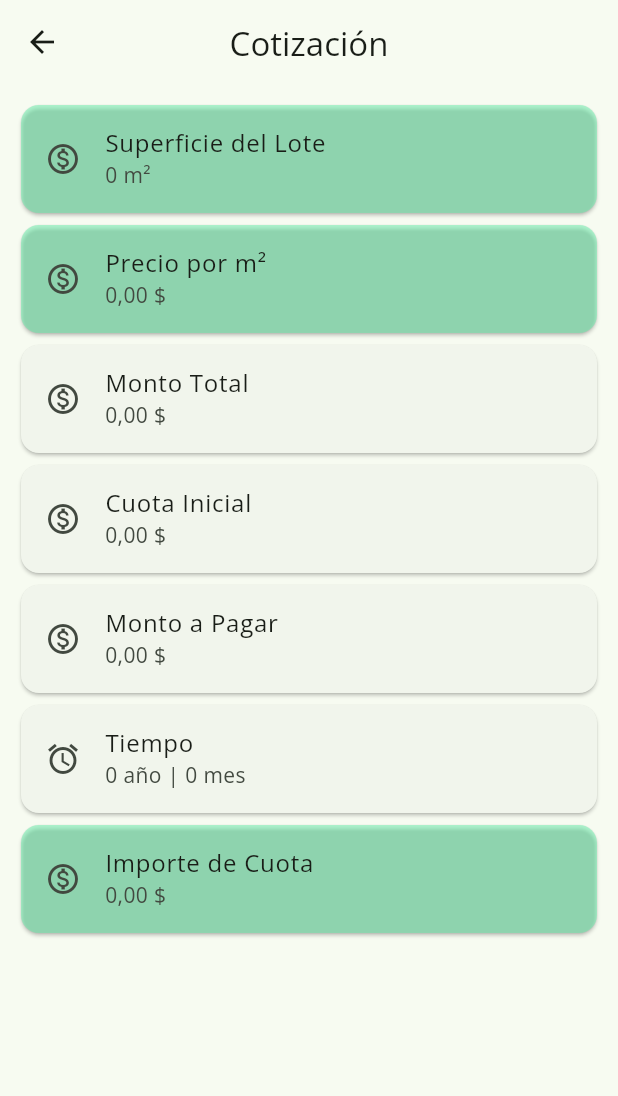
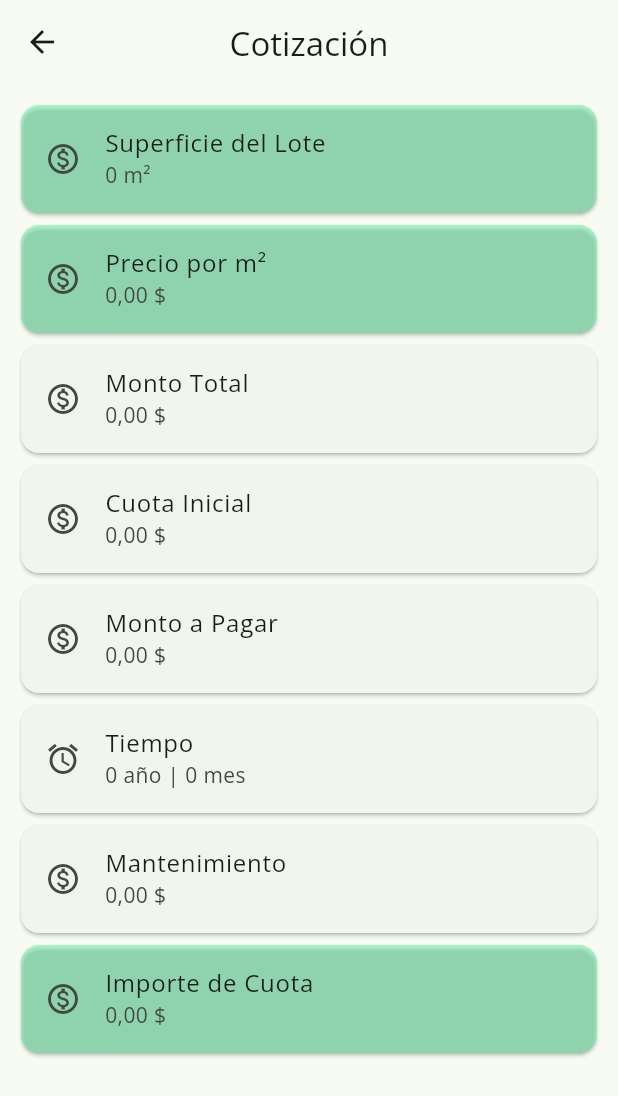
Before and after one commit to Jose20025/cotizador, a Flutter app: the CotizacionPage screen opened directly with empty values, on a phone screen of 412 x 824 dp. Shown: the top 1096 px of the screen. Run offline on Flutter 3.47's test engine with Material 2 defaults, Android fonts, the phone set to English and light mode, and no system bars; our stand-ins replace shared_preferences; accounts and stored records are empty.

Commit message:
CotizacionPage adaptada

```diff
--- a/lib/views/cotizacion_page.dart
+++ b/lib/views/cotizacion_page.dart
@@ -58,6 +58,12 @@ class CotizacionPage extends StatelessWidget {
                     '${NumberFormat.decimalPatternDigits().format(cotizacion.tiempo / 12)} ${cotizacion.tiempo > 1 ? "años" : "año"} | ${NumberFormat.decimalPatternDigits().format(cotizacion.tiempo)} ${(cotizacion.tiempo * 24) > 1 ? "meses" : "mes"}',
               ),
               CustomCard(
+                title: 'Mantenimiento',
+                subtitle:
+                    NumberFormat.currency().format(cotizacion.mantenimiento),
+                icon: Icons.monetization_on_outlined,
+              ),
+              CustomCard(
                 icon: Icons.monetization_on_outlined,
                 title: 'Importe de Cuota',
                 subtitle:
```
